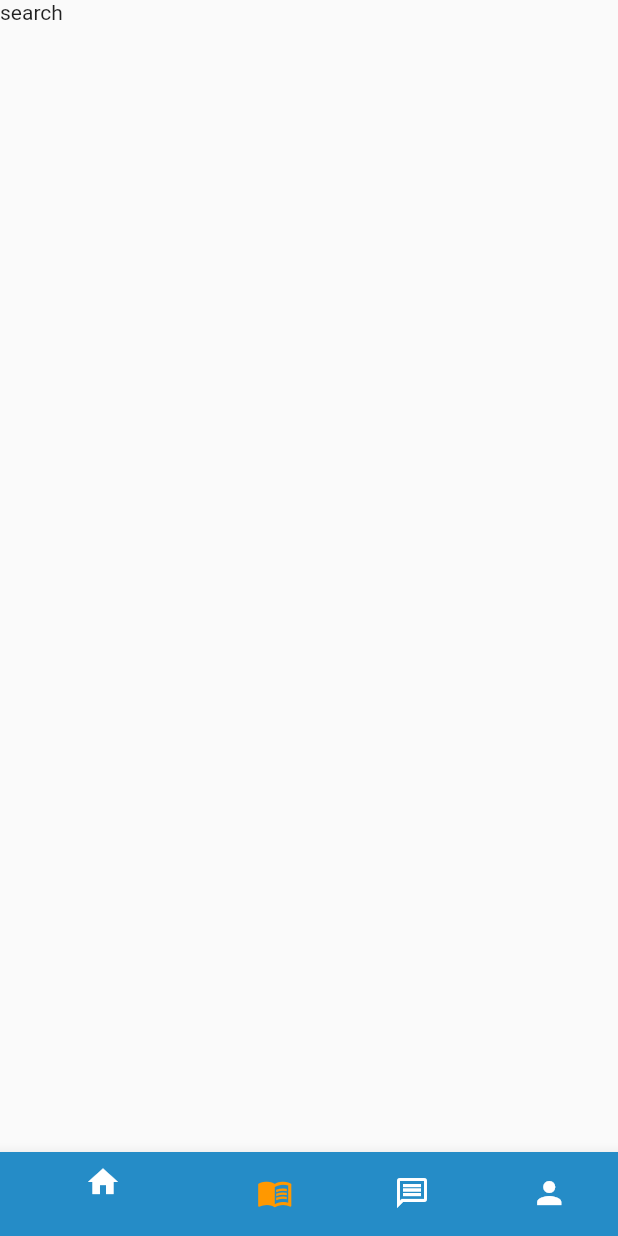
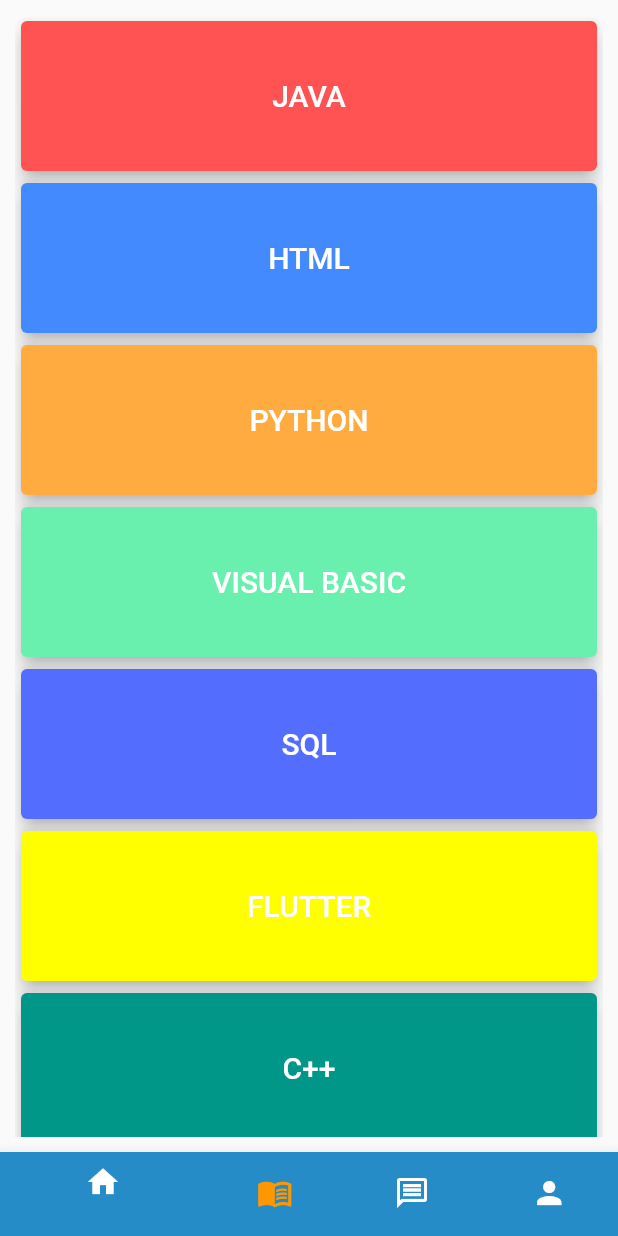
Before and after one commit to kelvin-kush/sedweb, a Flutter app: the Homescreen screen opened directly, item 2 of the bottom bar chosen, on a phone screen of 412 x 824 dp. Run offline on Flutter 3.47's test engine with Material 2 defaults, Android fonts, the phone set to English and light mode, and no system bars; our stand-ins replace cached_network_image, cloud_firestore, firebase_auth, firebase_core, firebase_database, firebase_storage and 5 more; accounts and stored records are empty.

Commit message:
document home

```diff
--- a/lib/Screens/Home/homescreen.dart
+++ b/lib/Screens/Home/homescreen.dart
@@ -2,8 +2,7 @@
 import 'package:sedweb/Screens/Home/Feed/feed.dart';
 import 'package:sedweb/Screens/Home/chats/chat.dart';
 import 'package:sedweb/Screens/Home/profile/profile_screen.dart';
-import 'package:sedweb/Screens/Login/Components/background.dart';
-import 'package:sedweb/Screens/add_post_screen.dart';
+import 'package:sedweb/Screens/documents/document_home.dart';
 import 'package:sedweb/components/Rounded_button.dart';
 import 'package:firebase_auth/firebase_auth.dart';
 import 'package:flutter/material.dart';
@@ -28,7 +27,7 @@
 
   List<Widget> homeScreenItems =const [
     Feed(),
-    Text('search'),
+    DocumentHome(),
     Chats(),
     ProfileScreen(),
   ];
--- /dev/null
+++ b/lib/Screens/documents/components/document_list_card.dart
@@ -0,0 +1,26 @@
+import 'package:flutter/material.dart';
+
+class DocumentListCard extends StatelessWidget {
+  const DocumentListCard({Key? key, required this.color, required this.text})
+      : super(key: key);
+  final String text;
+  final Color color;
+
+  @override
+  Widget build(BuildContext context) {
+    return Card(
+      color: color,
+      elevation: 5,
+      child: SizedBox(
+        height: 100,
+        width: double.infinity,
+        child: Center(
+            child: Text(
+          text,
+          style: const TextStyle(
+              color: Colors.white, fontWeight: FontWeight.w500, fontSize: 20),
+        )),
+      ),
+    );
+  }
+}
--- /dev/null
+++ b/lib/Screens/documents/document_home.dart
@@ -0,0 +1,26 @@
+import 'package:flutter/material.dart';
+import 'package:sedweb/Screens/documents/components/document_list_card.dart';
+import 'package:sedweb/data/sedweb_data.dart';
+
+class DocumentHome extends StatelessWidget {
+  const DocumentHome({Key? key}) : super(key: key);
+
+  @override
+  Widget build(BuildContext context) {
+    return Scaffold(
+        body: SafeArea(
+      child: Padding(
+        padding: const EdgeInsets.all(10),
+        child: ListView.builder(
+          itemCount: kDocumentdata.length,
+          itemBuilder: ((context, index) {
+            return DocumentListCard(
+              color: kDocumentdata[index]["color"] as Color,
+              text: '${kDocumentdata[index]["name"]}',
+            );
+          }),
+        ),
+      ),
+    ));
+  }
+}
--- /dev/null
+++ b/lib/data/sedweb_data.dart
@@ -0,0 +1,36 @@
+import 'package:flutter/material.dart';
+
+final kDocumentdata = [
+  {
+    "name": "JAVA",
+    'color': Colors.redAccent,
+  },
+  {
+    "name": "HTML",
+    'color': Colors.blueAccent,
+  },
+  {
+    "name": "PYTHON",
+    'color': Colors.orangeAccent,
+  },
+  {
+    "name": "VISUAL BASIC",
+    'color': Colors.greenAccent,
+  },
+  {
+    "name": "SQL",
+    'color': Colors.indigoAccent,
+  },
+  {
+    "name": "FLUTTER",
+    'color': Colors.yellowAccent,
+  },
+  {
+    "name": "C++",
+    'color': Colors.teal,
+  },
+   {
+    "name": "AJAX",
+    'color': Colors.amber,
+  },
+];
```
